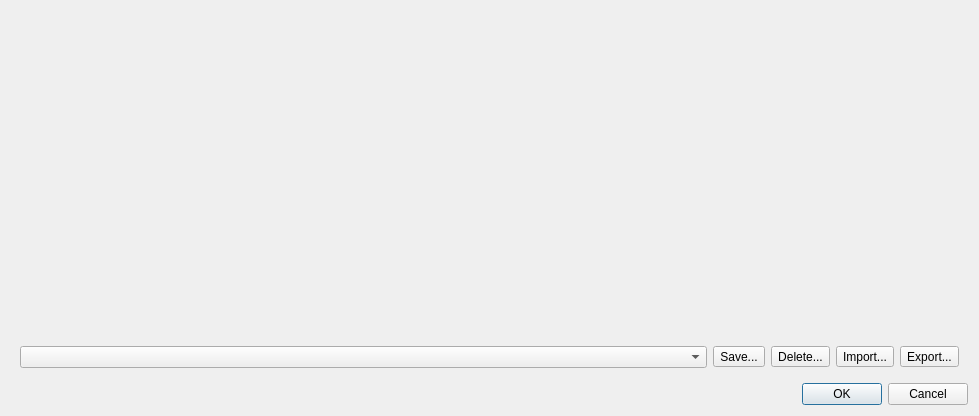
The window that common/lc_minifigdialog.ui (nathaneltitane/studworks) describes before a commit, drawn with Qt 5.
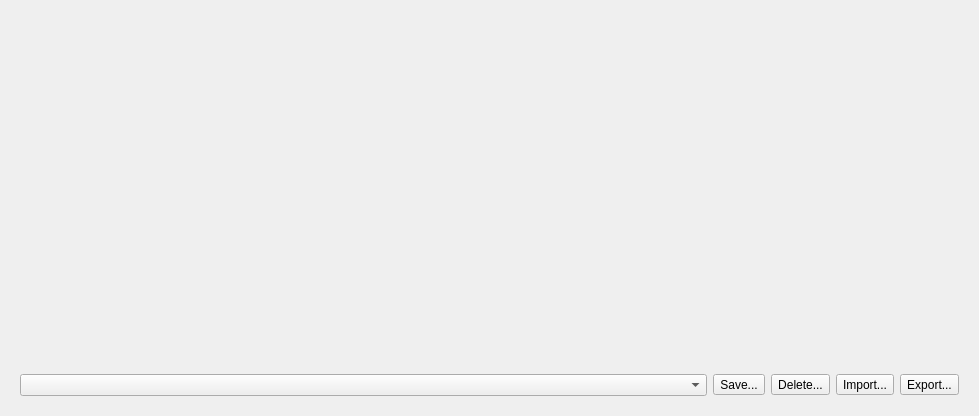
The same window after the commit.

```diff
--- a/common/lc_minifigdialog.ui
+++ b/common/lc_minifigdialog.ui
@@ -1,7 +1,7 @@
 <?xml version="1.0" encoding="UTF-8"?>
 <ui version="4.0">
  <class>lcMinifigDialog</class>
- <widget class="QDialog" name="lcMinifigDialog">
+ <widget class="QWidget" name="lcMinifigDialog">
   <property name="whatsThis">
    <string>&lt;p&gt;&lt;b&gt;Minifig Wizard&lt;/b&gt;&lt;/p&gt;&lt;p&gt;Build a minifigure by choosing its pieces, colors, and pose. The preview updates as you make changes. Choose OK to insert the minifigure into the current model, or Cancel to close without inserting it.&lt;/p&gt;&lt;p&gt;Templates let you reuse a configuration. Saved, deleted, and imported templates are retained even if you cancel the wizard.&lt;/p&gt;</string>
   </property>
@@ -108,16 +108,6 @@
      </layout>
     </widget>
    </item>
-   <item>
-    <widget class="QDialogButtonBox" name="buttonBox">
-     <property name="orientation">
-      <enum>Qt::Horizontal</enum>
-     </property>
-     <property name="standardButtons">
-      <set>QDialogButtonBox::Cancel|QDialogButtonBox::Ok</set>
-     </property>
-    </widget>
-   </item>
   </layout>
  </widget>
  <tabstops>
```
Left out of the diff: 39 changed lines with no effect on the pictures.
